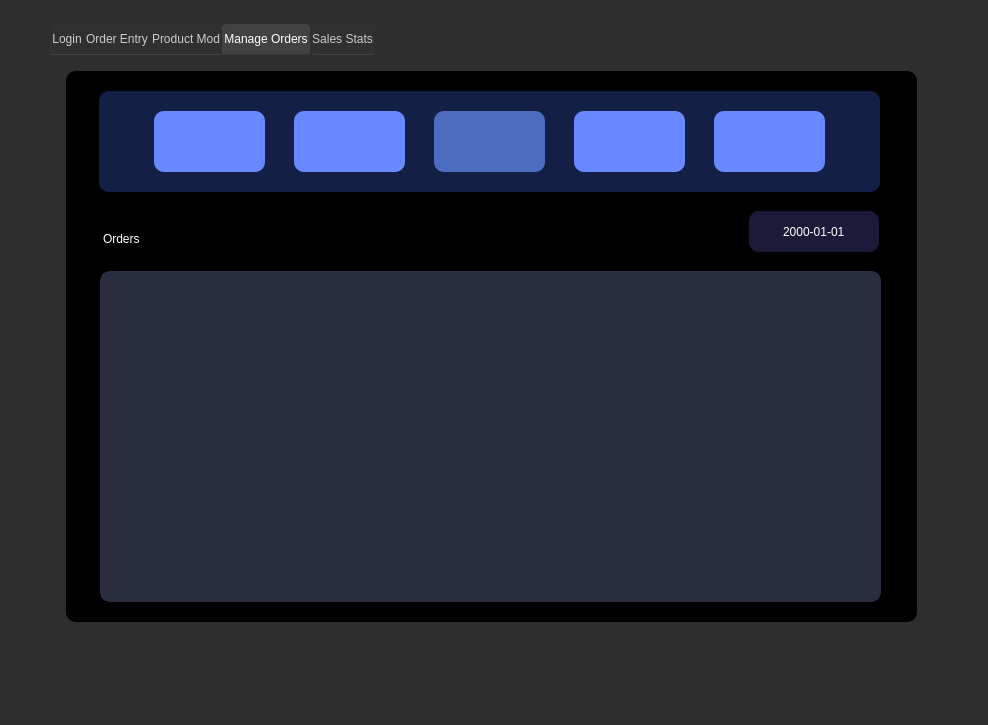
Qt form assets/uiux/rma.ui (JinxSeven/retail-manager-lite) before a commit.
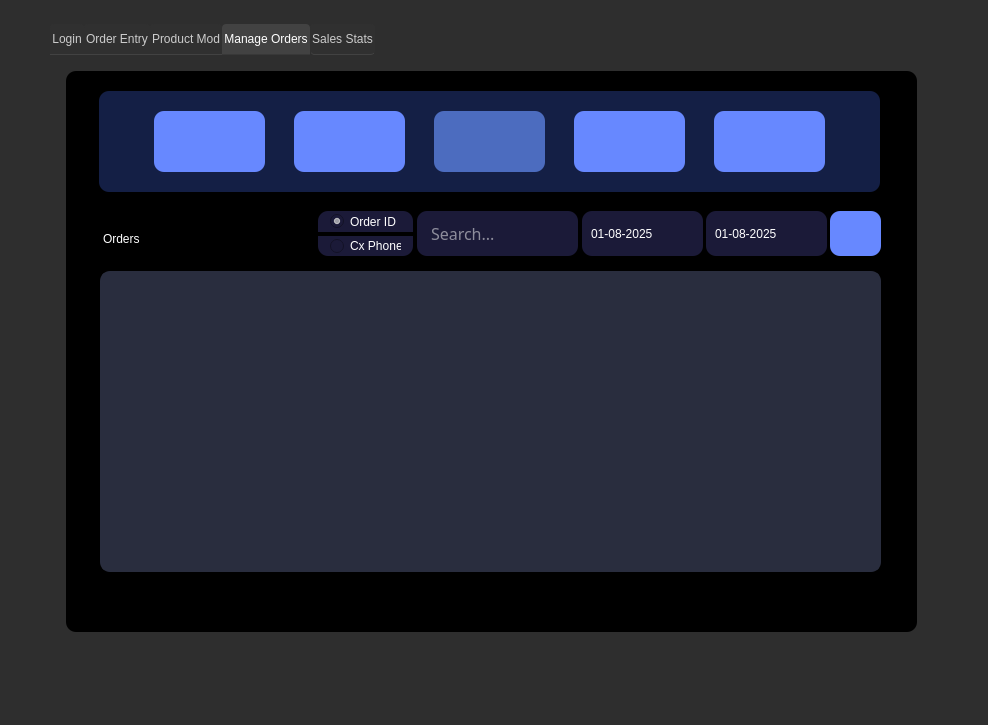
The same form after that commit. The open tabs and pages were chosen to show the change. Icons and pictures are not drawn.

Diff of the .ui file:
```diff
--- a/assets/uiux/rma.ui
+++ b/assets/uiux/rma.ui
@@ -151,7 +151,7 @@
      <enum>QTabWidget::Rounded</enum>
     </property>
     <property name="currentIndex">
-     <number>1</number>
+     <number>3</number>
     </property>
     <widget class="QWidget" name="tab">
      <attribute name="title">
@@ -678,7 +678,7 @@
        </rect>
       </property>
       <property name="styleSheet">
-       <string notr="true">QPushButton#nextOrderBtn {
+       <string notr="true">QPushButton {
 background-color: #6788FF; /* Background color */
 font: 63 11pt &quot;Poppins SemiBold&quot;;
 color: white; /* Text color */
@@ -687,7 +687,7 @@
 border: none; /* Remove default button border */
 border-radius: 10px; /* Add some border-radius for a rounded appearance */
 }
-QPushButton#nextOrderBtn:hover {
+QPushButton:hover {
 cursor: pointer; /* Change cursor to pointer on hover */
 background-color: #4c6cbf;
 }</string>
@@ -714,7 +714,7 @@
        <string>Order ID:</string>
       </property>
      </widget>
-     <widget class="QPushButton" name="navProdMod1">
+     <widget class="QPushButton" name="navManOrdOne">
       <property name="geometry">
        <rect>
         <x>384</x>
@@ -888,7 +888,7 @@
       <widget class="QLabel" name="orderDateLbl">
        <property name="geometry">
         <rect>
-         <x>411</x>
+         <x>330</x>
          <y>12</y>
          <width>111</width>
          <height>40</height>
@@ -908,7 +908,7 @@
      <widget class="QLabel" name="order_date">
       <property name="geometry">
        <rect>
-        <x>660</x>
+        <x>579</x>
         <y>192</y>
         <width>51</width>
         <height>21</height>
@@ -1107,7 +1107,7 @@
      <zorder>prodOrdQuantInp</zorder>
      <zorder>oe_head</zorder>
      <zorder>nextOrderBtn</zorder>
-     <zorder>navProdMod1</zorder>
+     <zorder>navManOrdOne</zorder>
      <zorder>groupBox</zorder>
      <zorder>order_date</zorder>
      <zorder>prodOrdNameSel</zorder>
@@ -1378,9 +1378,9 @@
       <property name="geometry">
        <rect>
         <x>420</x>
-        <y>180</y>
+        <y>170</y>
         <width>411</width>
-        <height>341</height>
+        <height>351</height>
        </rect>
       </property>
       <property name="font">
@@ -1997,12 +1997,12 @@
       </property>
       <property name="icon">
        <iconset>
-        <normaloff>../images/logout.png</normaloff>../images/logout.png</iconset>
+        <normaloff>../images/logout.svg</normaloff>../images/logout.svg</iconset>
       </property>
       <property name="iconSize">
        <size>
-        <width>75</width>
-        <height>75</height>
+        <width>30</width>
+        <height>35</height>
        </size>
       </property>
      </widget>
@@ -2041,12 +2041,12 @@
       </property>
       <property name="icon">
        <iconset>
-        <normaloff>../images/order_entry.png</normaloff>../images/order_entry.png</iconset>
+        <normaloff>../images/shopping.svg</normaloff>../images/shopping.svg</iconset>
       </property>
       <property name="iconSize">
        <size>
-        <width>75</width>
-        <height>75</height>
+        <width>35</width>
+        <height>35</height>
        </size>
       </property>
      </widget>
@@ -2056,7 +2056,7 @@
         <x>16</x>
         <y>20</y>
         <width>851</width>
-        <height>551</height>
+        <height>561</height>
        </rect>
       </property>
       <property name="styleSheet">
@@ -2113,12 +2113,12 @@
       </property>
       <property name="icon">
        <iconset>
-        <normaloff>../images/orders.png</normaloff>../images/orders.png</iconset>
+        <normaloff>../images/receipt.svg</normaloff>../images/receipt.svg</iconset>
       </property>
       <property name="iconSize">
        <size>
-        <width>75</width>
-        <height>75</height>
+        <width>35</width>
+        <height>35</height>
        </size>
       </property>
      </widget>
@@ -2154,12 +2154,12 @@
       </property>
       <property name="icon">
        <iconset>
-        <normaloff>../images/edit_order.png</normaloff>../images/edit_order.png</iconset>
+        <normaloff>../images/shelves.svg</normaloff>../images/shelves.svg</iconset>
       </property>
       <property name="iconSize">
        <size>
-        <width>75</width>
-        <height>75</height>
+        <width>35</width>
+        <height>35</height>
        </size>
       </property>
      </widget>
@@ -2187,7 +2187,7 @@
         <x>50</x>
         <y>220</y>
         <width>781</width>
-        <height>331</height>
+        <height>301</height>
        </rect>
       </property>
       <property name="cursor" stdset="0">
@@ -2244,23 +2244,23 @@
 }</string>
       </property>
      </widget>
-     <widget class="QDateEdit" name="dateEdit">
+     <widget class="QDateEdit" name="ordDateFilter">
       <property name="geometry">
        <rect>
-        <x>699</x>
+        <x>532</x>
         <y>160</y>
-        <width>130</width>
-        <height>41</height>
+        <width>121</width>
+        <height>45</height>
        </rect>
       </property>
       <property name="styleSheet">
        <string notr="true">/* Style for QDateEdit */
-QDateEdit#dateEdit {
+QDateEdit {
     border-radius: 10px;
     background-color: rgb(27, 26, 56);
-    padding-left: 32px;
+    padding-left: 7px;
     color: white;
-    font: 10pt &quot;Poppins&quot;;
+    font: 10pt &quot;Poppins SemiBold&quot;;
 }
 
 /* Style for QDateEdit's drop-down button */
@@ -2273,7 +2273,7 @@
 }
 
 QDateEdit::down-arrow {
-    image: url(:/icons/calendar_icon.png); /* Use your custom icon here */
+    image: url(:/svg_icons/caret-down.svg); /* Use your custom icon here */
     width: 15px;
     height: 15px;
 }
@@ -2292,38 +2292,9 @@
     border: none;
 	padding-right: 15px;
 	padding-left: 15px;
-    border-radius: 5px;
     font: 8pt &quot;Poppins&quot;;
 }
 
-QCalendarWidget QToolButton::hover {
-    background-color: rgb(40, 39, 74);
-}
-
-QCalendarWidget QMenu {
-    background-color: rgb(27, 26, 56);
-    color: white;
-    border: 1px solid white;
-}
-
-QCalendarWidget QSpinBox {
-    background-color: rgb(27, 26, 56);
-    color: white;
-    border: none;
-    border-radius: 5px;
-}
-
-QCalendarWidget QSpinBox::up-button, QCalendarWidget QSpinBox::down-button {
-    background-color: rgb(27, 26, 56);
-    subcontrol-origin: border;
-    subcontrol-position: center;
-    width: 15px;
-}
-
-QCalendarWidget QSpinBox::up-arrow, QCalendarWidget QSpinBox::down-arrow {
-    image: none; /* Use custom icons if necessary */
-}
-
 QCalendarWidget QAbstractItemView:enabled {
     color: white;
     background-color: rgb(27, 26, 56);
@@ -2332,32 +2303,69 @@
     border: none;
 }
 
-QCalendarWidget QAbstractItemView:disabled {
-    color: grey;
+QCalendarWidget QWidget#qt_calendar_navigationbar {
+    background-color: rgb(27, 26, 56);  /* Match your main bg */
+    color: white;
 }
 
-/* Optional: Style for disabled state */
-QDateEdit:disabled {
-    background-color: rgb(45, 44, 89);
-    color: grey;
+QCalendarWidget QToolButton#qt_calendar_prevmonth,
+QCalendarWidget QToolButton#qt_calendar_nextmonth {
+    qproperty-icon: none;  /* Remove default arrows if needed */
+    color: white;
+    background: transparent;
+}
+
+QCalendarWidget QToolButton#qt_calendar_nextmonth {
+    image: url(:/svg_icons/square-right.svg);
+    width: 15px;
+    height: 15px;
 }
 
 QCalendarWidget QToolButton#qt_calendar_prevmonth {
-    width: 0px;
-    height: 0px;
-    border: none;
-    background: none;
+    image: url(:/svg_icons/square-left.svg);
+    width: 15px;
+    height: 15px;
 }
 
-QCalendarWidget QToolButton#qt_calendar_nextmonth {
-    width: 0px;
-    height: 0px;
-    border: none;
-    background: none;
+QCalendarWidget QMenu {
+    background-color: rgb(27, 26, 56);
+    color: white;
+    border: 1px solid white;
+}
+
+/* Weekday names text */
+QCalendarWidget QAbstractItemView:disabled {
+    color: white;  /* Weekday names color */
+    font: 8pt &quot;Poppins SemiBold&quot;;  /* Make slightly bolder than dates */
+    background-color: transparent;
+}
+
+QCalendarWidget QTableView {
+    alternate-background-color: rgb(20, 31, 69); /* Header bg */
+}
+
+QCalendarWidget QTableView::item {
+    color: white; /* Weekday text color */
+    background-color: rgb(20, 31, 69); /* Cell bg */
+    font: 8pt &quot;Poppins SemiBold&quot;;
+}
+
+QCalendarWidget QToolButton::menu-indicator {
+    image: url(:/svg_icons/caret_down.svg);
+    width: 12px;
+    height: 12px;
+    subcontrol-position: right center;
 }</string>
       </property>
+      <property name="minimumDate">
+       <date>
+        <year>2025</year>
+        <month>8</month>
+        <day>1</day>
+       </date>
+      </property>
       <property name="displayFormat">
-       <string>yyyy-MM-dd</string>
+       <string>dd-MM-yyyy</string>
       </property>
       <property name="calendarPopup">
        <bool>true</bool>
@@ -2395,15 +2403,266 @@
       </property>
       <property name="icon">
        <iconset>
-        <normaloff>../images/add_prod.png</normaloff>../images/add_prod.png</iconset>
+        <normaloff>../images/clipboard-list.svg</normaloff>../images/clipboard-list.svg</iconset>
       </property>
       <property name="iconSize">
        <size>
-        <width>75</width>
-        <height>75</height>
+        <width>35</width>
+        <height>35</height>
        </size>
       </property>
      </widget>
+     <widget class="QLineEdit" name="prodAddNameInp_2">
+      <property name="geometry">
+       <rect>
+        <x>367</x>
+        <y>160</y>
+        <width>161</width>
+        <height>45</height>
+       </rect>
+      </property>
+      <property name="font">
+       <font>
+        <family>Poppins SemiBold</family>
+        <pointsize>12</pointsize>
+        <weight>50</weight>
+        <italic>false</italic>
+        <bold>false</bold>
+       </font>
+      </property>
+      <property name="styleSheet">
+       <string notr="true">QLineEdit {
+	color: white;
+	font: 12pt &quot;Poppins SemiBold&quot;;
+	border-top-left-radius: 10px;
+	border-bottom-left-radius: 10px;
+	background-color:rgb(27, 26, 56);
+	padding: 7px 12px;
+	border-radius: 10px;
+}</string>
+      </property>
+      <property name="text">
+       <string/>
+      </property>
+      <property name="placeholderText">
+       <string>Search...</string>
+      </property>
+     </widget>
+     <widget class="QRadioButton" name="searchByOrd">
+      <property name="geometry">
+       <rect>
+        <x>268</x>
+        <y>160</y>
+        <width>95</width>
+        <height>21</height>
+       </rect>
+      </property>
+      <property name="styleSheet">
+       <string notr="true">color: white;
+font: 8pt &quot;Poppins&quot;;
+border-top-right-radius: 10px;
+border-top-left-radius: 10px;
+background-color:rgb(27, 26, 56);
+padding: 4px 12px;</string>
+      </property>
+      <property name="text">
+       <string>Order ID</string>
+      </property>
+      <property name="checked">
+       <bool>true</bool>
+      </property>
+     </widget>
+     <widget class="QRadioButton" name="searchByPhone">
+      <property name="geometry">
+       <rect>
+        <x>268</x>
+        <y>185</y>
+        <width>95</width>
+        <height>20</height>
+       </rect>
+      </property>
+      <property name="styleSheet">
+       <string notr="true">color: white;
+font: 8pt &quot;Poppins&quot;;
+border-bottom-right-radius: 10px;
+border-bottom-left-radius: 10px;
+background-color:rgb(27, 26, 56);
+padding: 4px 12px;</string>
+      </property>
+      <property name="text">
+       <string>Cx Phone</string>
+      </property>
+     </widget>
+     <widget class="QPushButton" name="logout_4">
+      <property name="geometry">
+       <rect>
+        <x>780</x>
+        <y>160</y>
+        <width>51</width>
+        <height>45</height>
+       </rect>
+      </property>
+      <property name="toolTip">
+       <string>Logout</string>
+      </property>
+      <property name="styleSheet">
+       <string notr="true">QPushButton {
+background-color: #6788FF;
+font: 63 11pt &quot;Poppins SemiBold&quot;;
+color: white;
+outline: 0;
+padding: 10px 20px;
+border: none;
+border-top-right-radius: 10px;
+border-bottom-right-radius: 10px;
+border-radius: 10px;
+}
+QPushButton:hover {
+cursor: pointer;
+background-color: #4c6cbf;
+}</string>
+      </property>
+      <property name="text">
+       <string/>
+      </property>
+      <property name="icon">
+       <iconset>
+        <normaloff>../images/magnifier.svg</normaloff>../images/magnifier.svg</iconset>
+      </property>
+      <property name="iconSize">
+       <size>
+        <width>20</width>
+        <height>35</height>
+       </size>
+      </property>
+     </widget>
+     <widget class="QDateEdit" name="ordDateFilter_2">
+      <property name="geometry">
+       <rect>
+        <x>656</x>
+        <y>160</y>
+        <width>121</width>
+        <height>45</height>
+       </rect>
+      </property>
+      <property name="styleSheet">
+       <string notr="true">/* Style for QDateEdit */
+QDateEdit {
+    border-radius: 10px;
+    background-color: rgb(27, 26, 56);
+    padding-left: 7px;
+    color: white;
+    font: 10pt &quot;Poppins SemiBold&quot;;
+}
+
+/* Style for QDateEdit's drop-down button */
+QDateEdit::drop-down {
+	border: 10px;
+    width: 30px;
+    subcontrol-origin: padding;
+    subcontrol-position: top right;
+    /* border-left: 1px solid white; Optional: add a border to separate the button */
+}
+
+QDateEdit::down-arrow {
+    image: url(:/svg_icons/caret-down.svg); /* Use your custom icon here */
+    width: 15px;
+    height: 15px;
+}
+
+/* Style for the calendar popup */
+QCalendarWidget {
+    background-color: rgb(27, 26, 56);
+    color: white;
+    border-radius: 10px;
+    font: 8pt &quot;Poppins&quot;;
+}
+
+QCalendarWidget QToolButton {
+    background-color: rgb(27, 26, 56);
+    color: white;
+    border: none;
+	padding-right: 15px;
+	padding-left: 15px;
+    font: 8pt &quot;Poppins&quot;;
+}
+
+QCalendarWidget QAbstractItemView:enabled {
+    color: white;
+    background-color: rgb(27, 26, 56);
+    selection-background-color: rgb(40, 39, 74);
+    selection-color: white;
+    border: none;
+}
+
+QCalendarWidget QWidget#qt_calendar_navigationbar {
+    background-color: rgb(27, 26, 56);  /* Match your main bg */
+    color: white;
+}
+
+QCalendarWidget QToolButton#qt_calendar_prevmonth,
+QCalendarWidget QToolButton#qt_calendar_nextmonth {
+    qproperty-icon: none;  /* Remove default arrows if needed */
+    color: white;
+    background: transparent;
+}
+
+QCalendarWidget QToolButton#qt_calendar_nextmonth {
+    image: url(:/svg_icons/square-right.svg);
+    width: 15px;
+    height: 15px;
+}
+
+QCalendarWidget QToolButton#qt_calendar_prevmonth {
+    image: url(:/svg_icons/square-left.svg);
+    width: 15px;
+    height: 15px;
+}
+
+QCalendarWidget QMenu {
+    background-color: rgb(27, 26, 56);
+    color: white;
+    border: 1px solid white;
+}
+
+/* Weekday names text */
+QCalendarWidget QAbstractItemView:disabled {
+    color: white;  /* Weekday names color */
+    font: 8pt &quot;Poppins SemiBold&quot;;  /* Make slightly bolder than dates */
+    background-color: transparent;
+}
+
+QCalendarWidget QTableView {
+    alternate-background-color: rgb(20, 31, 69); /* Header bg */
+}
+
+QCalendarWidget QTableView::item {
+    color: white; /* Weekday text color */
+    background-color: rgb(20, 31, 69); /* Cell bg */
+    font: 8pt &quot;Poppins SemiBold&quot;;
+}
+
+QCalendarWidget QToolButton::menu-indicator {
+    image: url(:/svg_icons/caret_down.svg);
+    width: 12px;
+    height: 12px;
+    subcontrol-position: right center;
+}</string>
+      </property>
+      <property name="minimumDate">
+       <date>
+        <year>2025</year>
+        <month>8</month>
+        <day>1</day>
+       </date>
+      </property>
+      <property name="displayFormat">
+       <string>dd-MM-yyyy</string>
+      </property>
+      <property name="calendarPopup">
+       <bool>true</bool>
+      </property>
+     </widget>
      <zorder>columnView_7</zorder>
      <zorder>columnView_8</zorder>
      <zorder>orders_3</zorder>
@@ -2412,8 +2671,13 @@
      <zorder>navOrderEntryThree</zorder>
      <zorder>o_head</zorder>
      <zorder>orders_table</zorder>
-     <zorder>dateEdit</zorder>
+     <zorder>ordDateFilter</zorder>
      <zorder>add_prod_4</zorder>
+     <zorder>prodAddNameInp_2</zorder>
+     <zorder>searchByOrd</zorder>
+     <zorder>searchByPhone</zorder>
+     <zorder>logout_4</zorder>
+     <zorder>ordDateFilter_2</zorder>
     </widget>
     <widget class="QWidget" name="tab_3">
      <property name="cursor">
```
Left out of the diff: 8 changed lines with no effect on the pictures.
